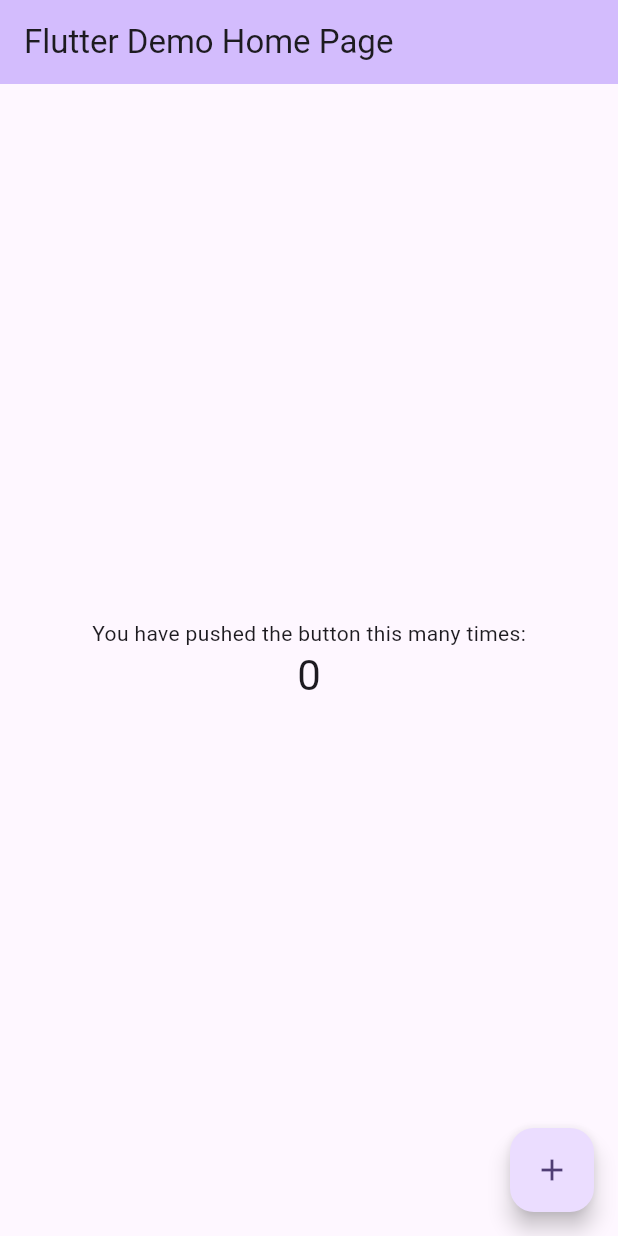
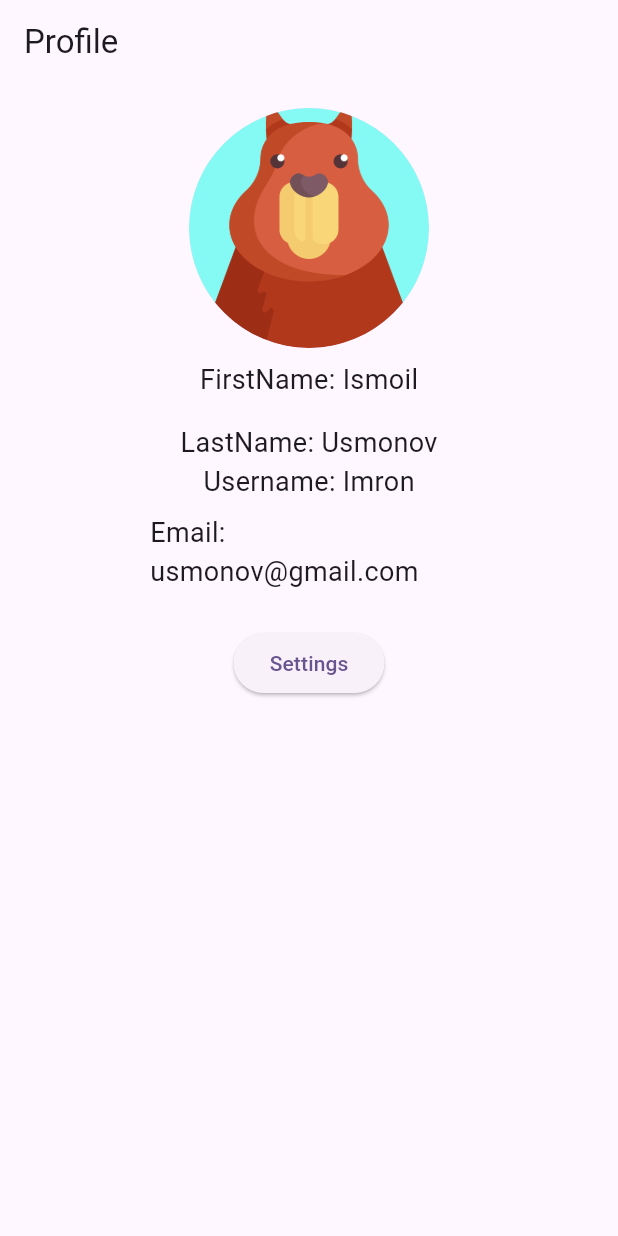
Before and after one commit to Uchiha8/Real_Estate, a Flutter app: the screen it shows after launch, on a phone screen of 412 x 824 dp. Run offline on Flutter 3.47's test engine with Material 3 defaults, Android fonts, the phone set to English and light mode, and no system bars.

Commit message:
sample profile page implemented within settings page

```diff
--- /dev/null
+++ b/lib/domain/Profile.dart
@@ -0,0 +1,75 @@
+import 'package:flutter/material.dart';
+import 'SettingPage.dart';
+
+class ProfilePage extends StatelessWidget {
+  final String username;
+  final String firstName;
+  final String lastName;
+  final String email;
+
+  const ProfilePage({
+    Key? key,
+    required this.username,
+    required this.firstName,
+    required this.lastName,
+    required this.email,
+  }) : super(key: key);
+
+  @override
+  Widget build(BuildContext context) {
+    return Scaffold(
+      appBar: AppBar(
+        title: Text('Profile'),
+      ),
+      body: Padding(
+        padding: const EdgeInsets.symmetric(vertical: 16.0, horizontal: 100.0),
+        child: Column(
+          crossAxisAlignment: CrossAxisAlignment.center,
+          children: [
+            const CircleAvatar(
+              radius: 80,
+              backgroundImage: AssetImage('lib/images/capybara.png'),
+            ),
+            const SizedBox(height: 8),
+            Text(
+              'FirstName: $firstName',
+              style: const TextStyle(fontSize: 18),
+            ),
+            const SizedBox(height: 8),
+            const SizedBox(height: 8),
+            Text(
+              'LastName: $lastName',
+              style: const TextStyle(fontSize: 18),
+            ),
+            Text(
+              'Username: $username',
+              style: const TextStyle(fontSize: 18),
+            ),
+            const SizedBox(height: 8),
+            Text(
+              'Email: $email',
+              style: const TextStyle(fontSize: 18),
+            ),
+            const SizedBox(height: 24),
+            ElevatedButton(
+              onPressed: () {
+                Navigator.push(
+                  context,
+                  MaterialPageRoute(
+                    builder: (context) => SettingsPage(
+                      username: username,
+                      firstName: firstName,
+                      lastName: lastName,
+                      email: email,
+                    ),
+                  ),
+                );
+              },
+              child: const Text('Settings'),
+            ),
+          ],
+        ),
+      ),
+    );
+  }
+}
--- /dev/null
+++ b/lib/domain/SettingPage.dart
@@ -0,0 +1,102 @@
+import 'package:flutter/material.dart';
+import 'profile.dart';
+
+class SettingsPage extends StatefulWidget {
+  final String username;
+  final String firstName;
+  final String lastName;
+  final String email;
+
+  const SettingsPage({
+    Key? key,
+    required this.username,
+    required this.firstName,
+    required this.lastName,
+    required this.email,
+  }) : super(key: key);
+
+  @override
+  _SettingsPageState createState() => _SettingsPageState();
+}
+
+class _SettingsPageState extends State<SettingsPage> {
+  TextEditingController _usernameController = TextEditingController();
+  TextEditingController _firstNameController = TextEditingController();
+  TextEditingController _lastNameController = TextEditingController();
+  TextEditingController _emailController = TextEditingController();
+
+  @override
+  void initState() {
+    _usernameController.text = widget.username;
+    _firstNameController.text = widget.firstName;
+    _lastNameController.text = widget.lastName;
+    _emailController.text = widget.email;
+    super.initState();
+  }
+
+  @override
+  Widget build(BuildContext context) {
+    return Scaffold(
+      appBar: AppBar(
+        title: Text('Settings'),
+      ),
+      body: Padding(
+        padding: const EdgeInsets.all(16.0),
+        child: Column(
+          crossAxisAlignment: CrossAxisAlignment.stretch,
+          children: [
+            TextField(
+              controller: _usernameController,
+              decoration: InputDecoration(
+                labelText: 'Username',
+              ),
+            ),
+            SizedBox(height: 16),
+            TextField(
+              controller: _firstNameController,
+              decoration: InputDecoration(
+                labelText: 'First Name',
+              ),
+            ),
+            SizedBox(height: 16),
+            TextField(
+              controller: _lastNameController,
+              decoration: InputDecoration(
+                labelText: 'Last Name',
+              ),
+            ),
+            SizedBox(height: 16),
+            TextField(
+              controller: _emailController,
+              decoration: InputDecoration(
+                labelText: 'Email',
+              ),
+            ),
+            SizedBox(height: 24),
+            ElevatedButton(
+              onPressed: () {
+                String updatedUsername = _usernameController.text;
+                String updatedFirstName = _firstNameController.text;
+                String updatedLastName = _lastNameController.text;
+                String updatedEmail = _emailController.text;
+
+                Navigator.pushReplacement(
+                  context,
+                  MaterialPageRoute(
+                    builder: (context) => ProfilePage(
+                      username: updatedUsername,
+                      firstName: updatedFirstName,
+                      lastName: updatedLastName,
+                      email: updatedEmail,
+                    ),
+                  ),
+                );
+              },
+              child: Text('Done'),
+            ),
+          ],
+        ),
+      ),
+    );
+  }
+}
--- a/lib/main.dart
+++ b/lib/main.dart
@@ -1,4 +1,5 @@
 import 'package:flutter/material.dart';
+import 'domain/Profile.dart';
 
 void main() {
   runApp(const MyApp());
@@ -7,7 +8,6 @@ void main() {
 class MyApp extends StatelessWidget {
   const MyApp({super.key});
 
-  // This widget is the root of your application.
   @override
   Widget build(BuildContext context) {
     return MaterialApp(
@@ -31,7 +31,12 @@ class MyApp extends StatelessWidget {
         colorScheme: ColorScheme.fromSeed(seedColor: Colors.deepPurple),
         useMaterial3: true,
       ),
-      home: const MyHomePage(title: 'Flutter Demo Home Page'),
+      home: const ProfilePage(
+        username: "Imron",
+        firstName: "Ismoil",
+        lastName: "Usmonov",
+        email: "usmonov@gmail.com",
+      ),
     );
   }
 }
--- a/pubspec.yaml
+++ b/pubspec.yaml
@@ -59,9 +59,8 @@ flutter:
   uses-material-design: true
 
   # To add assets to your application, add an assets section, like this:
-  # assets:
-  #   - images/a_dot_burr.jpeg
-  #   - images/a_dot_ham.jpeg
+  assets:
+    - lib/images/capybara.png
 
   # An image asset can refer to one or more resolution-specific "variants", see
   # https://flutter.dev/assets-and-images/#resolution-aware
```
Also changed, not shown: lib/images/capybara.png (added).
